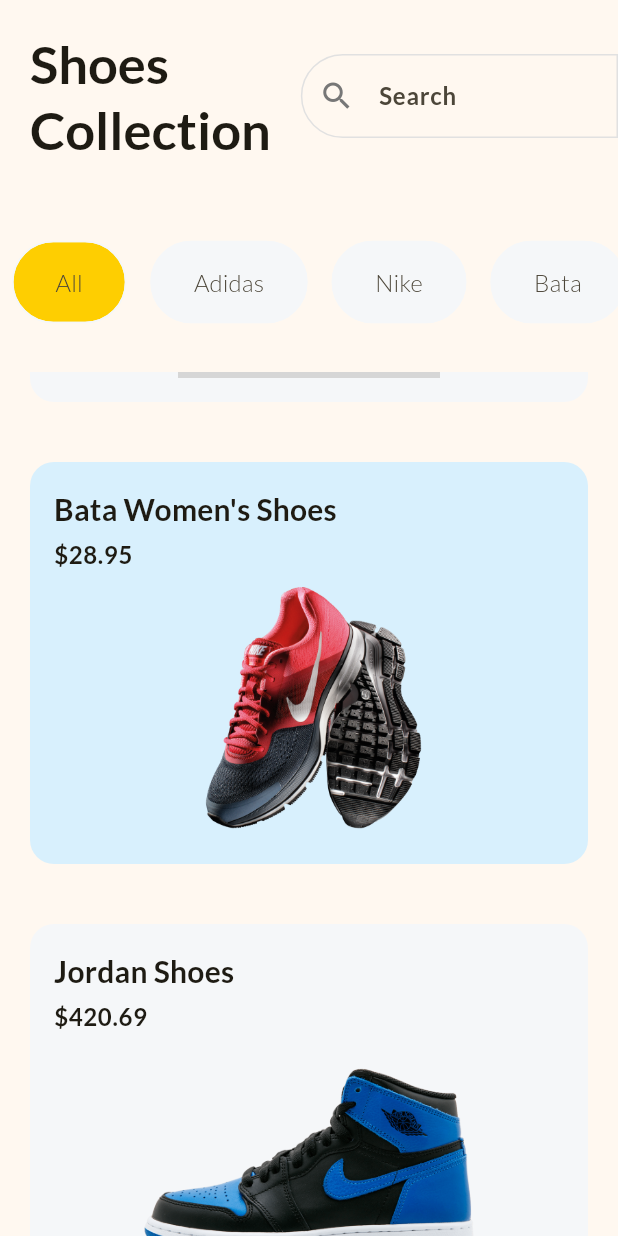
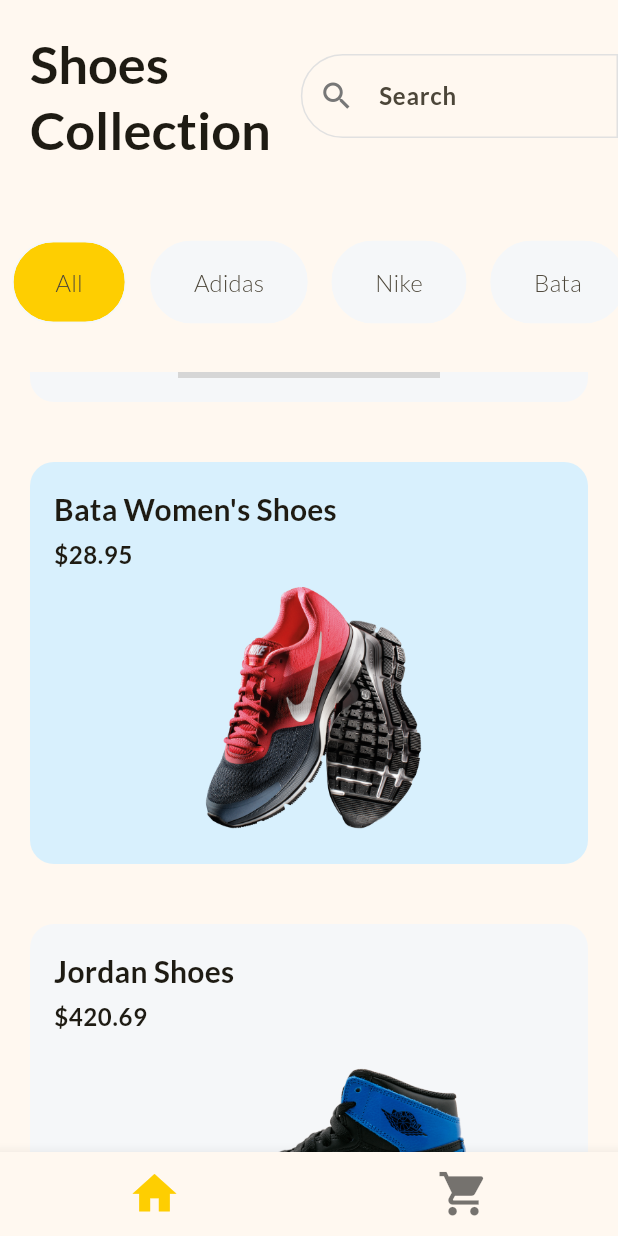
Before and after one commit to shyamsankarkr/shop_app, a Flutter app: the screen it shows after launch, scrolled down 576 dp, on a phone screen of 412 x 824 dp. Run offline on Flutter 3.47's test engine with Material 3 defaults, Android fonts, the phone set to English and light mode, and no system bars; grey boxes are pictures that could not be loaded.

Commit message:
Build bottomnavigation bar

```diff
--- /dev/null
+++ b/lib/cart_page.dart
@@ -0,0 +1,14 @@
+import 'package:flutter/material.dart';
+
+class CartPage extends StatelessWidget {
+  const CartPage({super.key});
+
+  @override
+  Widget build(BuildContext context) {
+    return const Scaffold(
+      body: Center(
+        child: Text("Cart Page"),
+      ),
+    );
+  }
+}
--- a/lib/home_page.dart
+++ b/lib/home_page.dart
@@ -1,7 +1,7 @@
 import 'package:flutter/material.dart';
-import 'package:shop_app/global_variables.dart';
-import 'package:shop_app/product_card.dart';
-import 'package:shop_app/product_details_page.dart';
+import 'package:shop_app/cart_page.dart';
+
+import 'package:shop_app/product_list.dart';
 
 class HomePage extends StatefulWidget {
   const HomePage({super.key});
@@ -11,117 +11,29 @@ class HomePage extends StatefulWidget {
 }
 
 class _HomePageState extends State<HomePage> {
-  final List<String> filters = const ['All', 'Adidas', 'Nike', 'Bata'];
-  late String selectedFilter;
-
-  @override
-  void initState() {
-    // TODO: implement initState
-    super.initState();
-    selectedFilter = filters[0];
-  }
-
+  int currentPage = 0;
+  List<Widget> pages = const [ProductList(), CartPage()];
   @override
   Widget build(BuildContext context) {
-    const border = OutlineInputBorder(
-      borderSide: BorderSide(
-        color: Color.fromRGBO(225, 225, 225, 1),
+    return Scaffold(
+      body: IndexedStack(
+        index: currentPage,
+        children: pages,
       ),
-      borderRadius: BorderRadius.horizontal(
-        left: Radius.circular(50),
-      ),
-    );
-
-    return Scaffold(
-      body: SafeArea(
-        child: Column(
-          children: [
-            Row(
-              children: [
-                Padding(
-                  padding: const EdgeInsets.all(20.0),
-                  child: Text(
-                    'Shoes\nCollection',
-                    style: Theme.of(context).textTheme.titleLarge,
-                  ),
-                ),
-                const Expanded(
-                  child: TextField(
-                    decoration: InputDecoration(
-                        hintText: 'Search',
-                        prefixIcon: Icon(Icons.search),
-                        prefixIconColor: Color.fromRGBO(
-                          119,
-                          119,
-                          119,
-                          1,
-                        ),
-                        enabledBorder: border,
-                        focusedBorder: border),
-                  ),
-                ),
-              ],
-            ),
-            SizedBox(
-              height: 120,
-              child: ListView.builder(
-                  itemCount: filters.length,
-                  scrollDirection: Axis.horizontal,
-                  itemBuilder: (context, index) {
-                    final filter = filters[index];
-                    return Padding(
-                      padding: const EdgeInsets.symmetric(horizontal: 8),
-                      child: GestureDetector(
-                        onTap: () {
-                          setState(() {
-                            selectedFilter = filter;
-                          });
-                        },
-                        child: Chip(
-                          backgroundColor: selectedFilter == filter
-                              ? Theme.of(context).colorScheme.primary
-                              : const Color.fromRGBO(245, 247, 249, 1),
-                          side: const BorderSide(
-                            color: Color.fromRGBO(245, 247, 249, 1),
-                          ),
-                          shape: RoundedRectangleBorder(
-                            borderRadius: BorderRadius.circular(30),
-                          ),
-                          padding: const EdgeInsets.symmetric(
-                              horizontal: 20, vertical: 15),
-                          label: Text(filter),
-                          labelStyle: const TextStyle(fontSize: 16),
-                        ),
-                      ),
-                    );
-                  }),
-            ),
-            Expanded(
-              child: ListView.builder(
-                  itemCount: products.length,
-                  itemBuilder: (context, index) {
-                    final product = products[index];
-                    return GestureDetector(
-                      onTap: () {
-                        Navigator.of(context).push(
-                          MaterialPageRoute(builder: (context) {
-                            return ProductDetailsPage(product: product);
-                          }),
-                        );
-                      },
-                      child: ProductCard(
-                        title: product['title'] as String,
-                        price: product['price'] as double,
-                        image: product['imageUrl'] as String,
-                        backgroundColor: index.isEven
-                            ? const Color.fromRGBO(216, 240, 253, 1)
-                            : const Color.fromRGBO(245, 247, 249, 1),
-                      ),
-                    );
-                  }),
-            )
-          ],
-        ),
+      bottomNavigationBar: BottomNavigationBar(
+        currentIndex: currentPage,
+        onTap: (value) {
+          setState(() {
+            currentPage = value;
+          });
+        },
+        selectedFontSize: 0,
+        unselectedFontSize: 0,
+        iconSize: 35,
+        items: const [
+          BottomNavigationBarItem(icon: Icon(Icons.home), label: ''),
+          BottomNavigationBarItem(icon: Icon(Icons.shopping_cart), label: ''),
+        ],
       ),
     );
   }
--- /dev/null
+++ b/lib/product_list.dart
@@ -0,0 +1,123 @@
+import "package:flutter/material.dart";
+import 'package:shop_app/global_variables.dart';
+import 'package:shop_app/product_card.dart';
+import 'package:shop_app/product_details_page.dart';
+
+class ProductList extends StatefulWidget {
+  const ProductList({super.key});
+
+  @override
+  State<ProductList> createState() => _ProductListState();
+}
+
+class _ProductListState extends State<ProductList> {
+  final List<String> filters = const ['All', 'Adidas', 'Nike', 'Bata'];
+  late String selectedFilter;
+  @override
+  void initState() {
+    super.initState();
+    selectedFilter = filters[0];
+  }
+
+  @override
+  Widget build(BuildContext context) {
+    const border = OutlineInputBorder(
+      borderSide: BorderSide(
+        color: Color.fromRGBO(225, 225, 225, 1),
+      ),
+      borderRadius: BorderRadius.horizontal(
+        left: Radius.circular(50),
+      ),
+    );
+    return SafeArea(
+      child: Column(
+        children: [
+          Row(
+            children: [
+              Padding(
+                padding: const EdgeInsets.all(20.0),
+                child: Text(
+                  'Shoes\nCollection',
+                  style: Theme.of(context).textTheme.titleLarge,
+                ),
+              ),
+              const Expanded(
+                child: TextField(
+                  decoration: InputDecoration(
+                      hintText: 'Search',
+                      prefixIcon: Icon(Icons.search),
+                      prefixIconColor: Color.fromRGBO(
+                        119,
+                        119,
+                        119,
+                        1,
+                      ),
+                      enabledBorder: border,
+                      focusedBorder: border),
+                ),
+              ),
+            ],
+          ),
+          SizedBox(
+            height: 120,
+            child: ListView.builder(
+                itemCount: filters.length,
+                scrollDirection: Axis.horizontal,
+                itemBuilder: (context, index) {
+                  final filter = filters[index];
+                  return Padding(
+                    padding: const EdgeInsets.symmetric(horizontal: 8),
+                    child: GestureDetector(
+                      onTap: () {
+                        setState(() {
+                          selectedFilter = filter;
+                        });
+                      },
+                      child: Chip(
+                        backgroundColor: selectedFilter == filter
+                            ? Theme.of(context).colorScheme.primary
+                            : const Color.fromRGBO(245, 247, 249, 1),
+                        side: const BorderSide(
+                          color: Color.fromRGBO(245, 247, 249, 1),
+                        ),
+                        shape: RoundedRectangleBorder(
+                          borderRadius: BorderRadius.circular(30),
+                        ),
+                        padding: const EdgeInsets.symmetric(
+                            horizontal: 20, vertical: 15),
+                        label: Text(filter),
+                        labelStyle: const TextStyle(fontSize: 16),
+                      ),
+                    ),
+                  );
+                }),
+          ),
+          Expanded(
+            child: ListView.builder(
+                itemCount: products.length,
+                itemBuilder: (context, index) {
+                  final product = products[index];
+                  return GestureDetector(
+                    onTap: () {
+                      Navigator.of(context).push(
+                        MaterialPageRoute(builder: (context) {
+                          return ProductDetailsPage(product: product);
+                        }),
+                      );
+                    },
+                    child: ProductCard(
+                      title: product['title'] as String,
+                      price: product['price'] as double,
+                      image: product['imageUrl'] as String,
+                      backgroundColor: index.isEven
+                          ? const Color.fromRGBO(216, 240, 253, 1)
+                          : const Color.fromRGBO(245, 247, 249, 1),
+                    ),
+                  );
+                }),
+          )
+        ],
+      ),
+    );
+  }
+}
```
